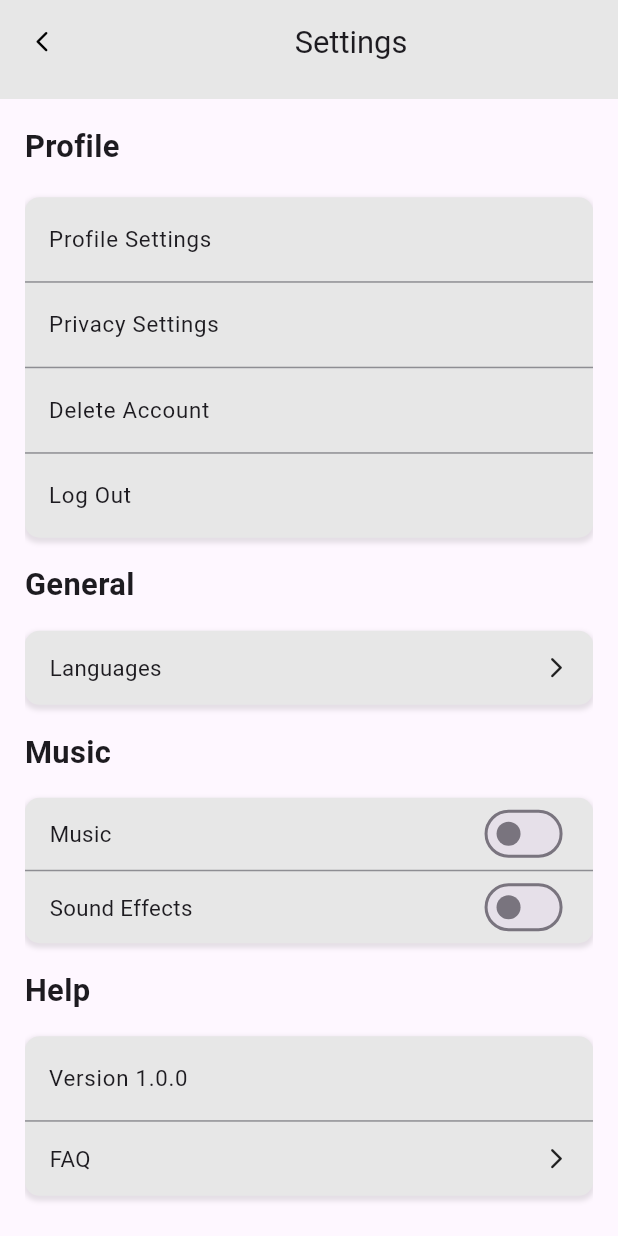
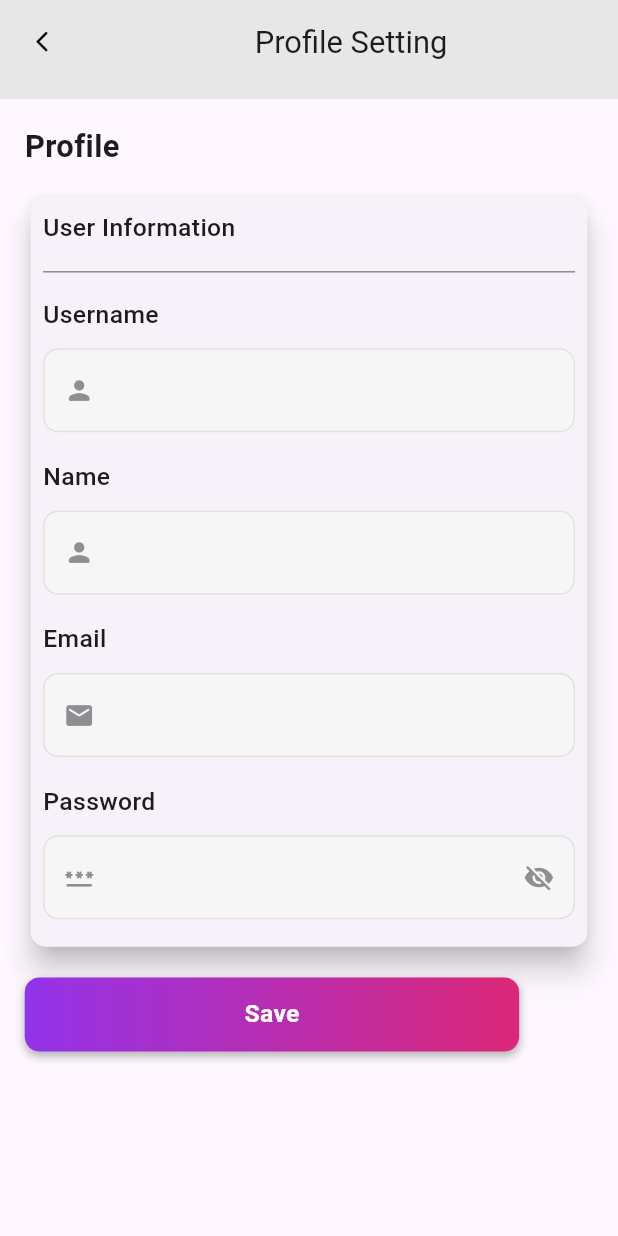
Before and after one commit to Sokmeak/DICE-MobileApp, a Flutter app: the SettingScreen screen opened by its route, after a tap on "Profile Settings", on a phone screen of 412 x 824 dp. Run offline on Flutter 3.47's test engine with Material 3 defaults, Android fonts, the phone set to English and light mode, and no system bars; our stand-ins replace animate_do, carousel_slider, dotted_border, smooth_page_indicator; Roboto replaces fonts that are missing (poppins-normal).

Commit message:
Privacy and Profile

```diff
--- a/lib/core/routes/app_routes.dart
+++ b/lib/core/routes/app_routes.dart
@@ -5,6 +5,8 @@ import 'package:product_dice/features/auth/screens/sign_up_screen.dart';
 import 'package:product_dice/features/guidelines/screens/guideline_screen.dart';
 import 'package:product_dice/features/landing/screens/landing_screen.dart';
 import 'package:product_dice/features/profile/screens/profile_screen.dart';
+import 'package:product_dice/features/setting/screens/privacy_setting_screen.dart';
+import 'package:product_dice/features/setting/screens/profile_setting_screen.dart';
 import 'package:product_dice/features/setting/screens/setting_screen.dart';
 
 Route createFadeRoute(Widget page) {
@@ -39,6 +41,10 @@ Route<dynamic>? generateRoute(RouteSettings settings) {
       return createFadeRoute(const ProfileScreen());
     case '/setting':
       return createFadeRoute(const SettingScreen());
+    case '/profile-settings':
+      return createFadeRoute(const ProfileSettingScreen());
+    case '/privacy-settings':
+      return createFadeRoute(const PrivacySettingScreen());
     default:
       return null;
   }
--- a/lib/features/setting/Controller/setting_controller.dart
+++ b/lib/features/setting/Controller/setting_controller.dart
@@ -48,7 +48,7 @@ class SettingController {
                 onPressed: () {
                   Navigator.pop(context);
                   // Handle logout logic
-                  Navigator.pushReplacementNamed(context, '/login');
+                  Navigator.pushReplacementNamed(context, '/signin');
                 },
                 child:
                     const Text('Log Out', style: TextStyle(color: Colors.red)),
--- /dev/null
+++ b/lib/features/setting/screens/profile_setting_screen.dart
@@ -0,0 +1,217 @@
+import 'package:flutter/material.dart';
+import 'package:product_dice/core/theme/colors.dart';
+import 'package:product_dice/core/widgets/button_custom.dart';
+import 'package:product_dice/core/widgets/text_field_custom.dart';
+import 'package:product_dice/features/setting/widgets/app_bar_setting.dart';
+
+class ProfileSettingScreen extends StatefulWidget {
+  const ProfileSettingScreen({super.key});
+
+  @override
+  State<ProfileSettingScreen> createState() => _ProfileSettingScreenState();
+}
+
+class _ProfileSettingScreenState extends State<ProfileSettingScreen> {
+  final TextEditingController _usernameController = TextEditingController();
+  final TextEditingController _nameController = TextEditingController();
+  final TextEditingController _emailController = TextEditingController();
+  final TextEditingController _passwordController = TextEditingController();
+
+  bool isShowPassword = false;
+
+  @override
+  void dispose() {
+    _usernameController.dispose();
+    _nameController.dispose();
+    _emailController.dispose();
+    _passwordController.dispose();
+    super.dispose();
+  }
+
+  @override
+  Widget build(BuildContext context) {
+    final size = MediaQuery.of(context).size;
+
+    return Scaffold(
+      appBar: const AppBarSetting(
+        title: 'Profile Setting',
+      ),
+      body: Padding(
+        padding: EdgeInsets.symmetric(
+            horizontal: size.width * 0.04, vertical: size.height * 0.02),
+        child: SingleChildScrollView(
+          child: Column(
+            crossAxisAlignment: CrossAxisAlignment.start,
+            children: [
+              // Profile
+              Text(
+                'Profile',
+                style: TextStyle(
+                  fontSize: size.height * 0.025,
+                  fontFamily: 'poppins-normal',
+                  fontWeight: FontWeight.w600,
+                ),
+              ),
+              SizedBox(height: size.height * 0.02),
+              Card(
+                elevation: 8,
+                shape: RoundedRectangleBorder(
+                  borderRadius: BorderRadius.circular(10),
+                ),
+                child: Padding(
+                  padding: EdgeInsets.all(size.height * 0.01),
+                  child: Column(
+                    crossAxisAlignment: CrossAxisAlignment.start,
+                    children: [
+                      Text(
+                        'User Information',
+                        style: TextStyle(
+                          fontSize: size.height * 0.02,
+                          fontFamily: 'poppins-normal',
+                          fontWeight: FontWeight.w500,
+                        ),
+                      ),
+                      SizedBox(height: size.height * 0.02),
+                      const Divider(
+                        height: 1,
+                        color: AppColors.grey,
+                      ),
+
+                      // Username
+                      SizedBox(height: size.height * 0.02),
+                      Column(
+                        crossAxisAlignment: CrossAxisAlignment.start,
+                        children: [
+                          Text(
+                            'Username',
+                            style: TextStyle(
+                              fontSize: size.height * 0.02,
+                              fontFamily: 'poppins-normal',
+                              fontWeight: FontWeight.w500,
+                            ),
+                          ),
+                          TextFieldCustom(
+                            hintText: 'Username',
+                            controller: _usernameController,
+                            label: '',
+                            prefixIconWidget: Icon(
+                              Icons.person_rounded,
+                              color: AppColors.grey,
+                              size: size.height * 0.025,
+                            ),
+                          ),
+                        ],
+                      ),
+
+                      // Name
+                      SizedBox(height: size.height * 0.01),
+                      Column(
+                        crossAxisAlignment: CrossAxisAlignment.start,
+                        children: [
+                          Text(
+                            'Name',
+                            style: TextStyle(
+                              fontSize: size.height * 0.02,
+                              fontFamily: 'poppins-normal',
+                              fontWeight: FontWeight.w500,
+                            ),
+                          ),
+                          TextFieldCustom(
+                            hintText: 'Name',
+                            controller: _nameController,
+                            label: '',
+                            prefixIconWidget: Icon(
+                              Icons.person_rounded,
+                              color: AppColors.grey,
+                              size: size.height * 0.025,
+                            ),
+                          ),
+                        ],
+                      ),
+
+                      // Name
+                      SizedBox(height: size.height * 0.01),
+                      Column(
+                        crossAxisAlignment: CrossAxisAlignment.start,
+                        children: [
+                          Text(
+                            'Email',
+                            style: TextStyle(
+                              fontSize: size.height * 0.02,
+                              fontFamily: 'poppins-normal',
+                              fontWeight: FontWeight.w500,
+                            ),
+                          ),
+                          TextFieldCustom(
+                            hintText: 'Email',
+                            controller: _emailController,
+                            label: '',
+                            prefixIconWidget: Icon(
+                              Icons.email_rounded,
+                              color: AppColors.grey,
+                              size: size.height * 0.025,
+                            ),
+                          ),
+                        ],
+                      ),
+
+                      // Password
+                      SizedBox(height: size.height * 0.01),
+                      Column(
+                        crossAxisAlignment: CrossAxisAlignment.start,
+                        children: [
+                          Text(
+                            'Password',
+                            style: TextStyle(
+                              fontSize: size.height * 0.02,
+                              fontFamily: 'poppins-normal',
+                              fontWeight: FontWeight.w500,
+                            ),
+                          ),
+                          TextFieldCustom(
+                            hintText: 'Password',
+                            controller: _passwordController,
+                            label: '',
+                            prefixIconWidget: Icon(
+                              Icons.password_rounded,
+                              color: AppColors.grey,
+                              size: size.height * 0.025,
+                            ),
+                            isPassword: !isShowPassword,
+                            suffixIconWidget: IconButton(
+                              icon: Icon(
+                                isShowPassword
+                                    ? Icons.visibility
+                                    : Icons.visibility_off,
+                                color: AppColors.grey,
+                                size: size.height * 0.025,
+                              ),
+                              onPressed: () {
+                                setState(() {
+                                  isShowPassword = !isShowPassword;
+                                });
+                              },
+                            ),
+                          ),
+                        ],
+                      ),
+                    ],
+                  ),
+                ),
+              ),
+
+              // Save
+              SizedBox(height: size.height * 0.02),
+              ButtonCustom(
+                text: 'Save',
+                onPressed: () {},
+                gradientColors: AppColors.gradientColors,
+                borderRadius: 10,
+              )
+            ],
+          ),
+        ),
+      ),
+    );
+  }
+}
--- a/lib/features/setting/widgets/setting_switch_tile.dart
+++ b/lib/features/setting/widgets/setting_switch_tile.dart
@@ -18,6 +18,7 @@ class SettingSwitchTile extends StatelessWidget {
   @override
   Widget build(BuildContext context) {
     final size = MediaQuery.of(context).size;
+    final textScale = size.width / 375;
 
     return Column(
       children: [
@@ -27,11 +28,14 @@ class SettingSwitchTile extends StatelessWidget {
             child: Row(
               mainAxisAlignment: MainAxisAlignment.spaceBetween,
               children: [
-                Text(
-                  title,
-                  style: TextStyle(
-                    fontSize: size.height * 0.018,
-                    fontFamily: 'poppins-normal',
+                Flexible(
+                  child: Text(
+                    title,
+                    style: TextStyle(
+                      fontSize: size.height * 0.018 * textScale,
+                      fontFamily: 'poppins-normal',
+                    ),
+                    overflow: TextOverflow.ellipsis,
                   ),
                 ),
                 Switch(
```
Also changed, not shown: lib/features/setting/screens/privacy_setting_screen.dart (added, +116 -0 lines).
